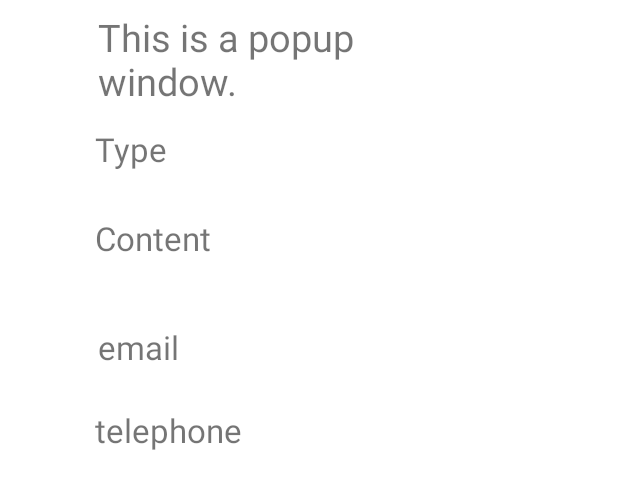
After one commit to Sccor/Drop-Ton-Casque, an Android app: the layout popup_window.xml on its own in the app's theme, with its tools: preview values and no code run, on a phone screen of 412 x 824 dp. The commit adds this screen. Shown: the top 489 px of the screen. Run offline under Robolectric (Android 15) with nearby library versions, the phone set to English and light mode, and no system bars.

Commit message:
popup maps

```diff
--- a/app/src/main/res/layout/activity_maps.xml
+++ b/app/src/main/res/layout/activity_maps.xml
@@ -15,6 +15,7 @@
         android:layout_height="match_parent"
         tools:context=".MapsActivity"
         tools:layout="@layout/activity_maps" />
+
 
     <LinearLayout
         android:layout_width="100dp"
--- /dev/null
+++ b/app/src/main/res/layout/popup_window.xml
@@ -0,0 +1,84 @@
+<?xml version="1.0" encoding="utf-8"?>
+<androidx.constraintlayout.widget.ConstraintLayout
+    xmlns:android="http://schemas.android.com/apk/res/android"
+    xmlns:tools="http://schemas.android.com/tools"
+    android:layout_width="match_parent"
+    android:layout_height="match_parent">
+
+    <RelativeLayout
+        android:layout_width="361dp"
+        android:layout_height="403dp"
+        android:background="@color/white"
+        tools:ignore="MissingConstraints"
+        tools:layout_editor_absoluteX="25dp"
+        tools:layout_editor_absoluteY="42dp">
+
+        <TextView
+            android:id="@+id/com_title"
+            android:layout_width="wrap_content"
+            android:layout_height="wrap_content"
+            android:layout_alignParentStart="true"
+            android:layout_alignParentEnd="true"
+            android:layout_alignParentBottom="true"
+            android:layout_marginStart="65dp"
+            android:layout_marginEnd="62dp"
+            android:layout_marginBottom="332dp"
+            android:text="This is a popup window."
+            android:textSize="25sp" />
+
+        <TextView
+            android:id="@+id/com_type"
+            android:layout_width="wrap_content"
+            android:layout_height="wrap_content"
+            android:layout_alignParentStart="true"
+            android:layout_alignParentEnd="true"
+            android:layout_alignParentBottom="true"
+            android:layout_marginStart="63dp"
+            android:layout_marginEnd="64dp"
+            android:layout_marginBottom="289dp"
+            android:text="Type"
+            android:textSize="22sp" />
+
+        <TextView
+            android:id="@+id/com_content"
+            android:layout_width="wrap_content"
+            android:layout_height="wrap_content"
+            android:layout_alignParentStart="true"
+            android:layout_alignParentEnd="true"
+            android:layout_alignParentBottom="true"
+            android:layout_marginStart="63dp"
+            android:layout_marginEnd="64dp"
+            android:layout_marginBottom="230dp"
+            android:text="Content"
+            android:textSize="22sp" />
+
+        <TextView
+            android:id="@+id/com_email"
+            android:layout_width="wrap_content"
+            android:layout_height="wrap_content"
+            android:layout_alignParentStart="true"
+            android:layout_alignParentEnd="true"
+            android:layout_alignParentBottom="true"
+            android:layout_marginStart="65dp"
+            android:layout_marginEnd="62dp"
+            android:layout_marginBottom="157dp"
+            android:text="email"
+            android:textSize="22sp" />
+
+        <TextView
+            android:id="@+id/com_telephone"
+            android:layout_width="wrap_content"
+            android:layout_height="wrap_content"
+            android:layout_alignParentStart="true"
+            android:layout_alignParentEnd="true"
+            android:layout_alignParentBottom="true"
+            android:layout_marginStart="63dp"
+            android:layout_marginEnd="64dp"
+            android:layout_marginBottom="102dp"
+            android:text="telephone"
+            android:textSize="22sp" />
+
+    </RelativeLayout>
+
+
+</androidx.constraintlayout.widget.ConstraintLayout>
```
Also changed, not shown: app/src/main/java/com/example/droptoncasque/MapsActivity.java (+121 -5 lines).
